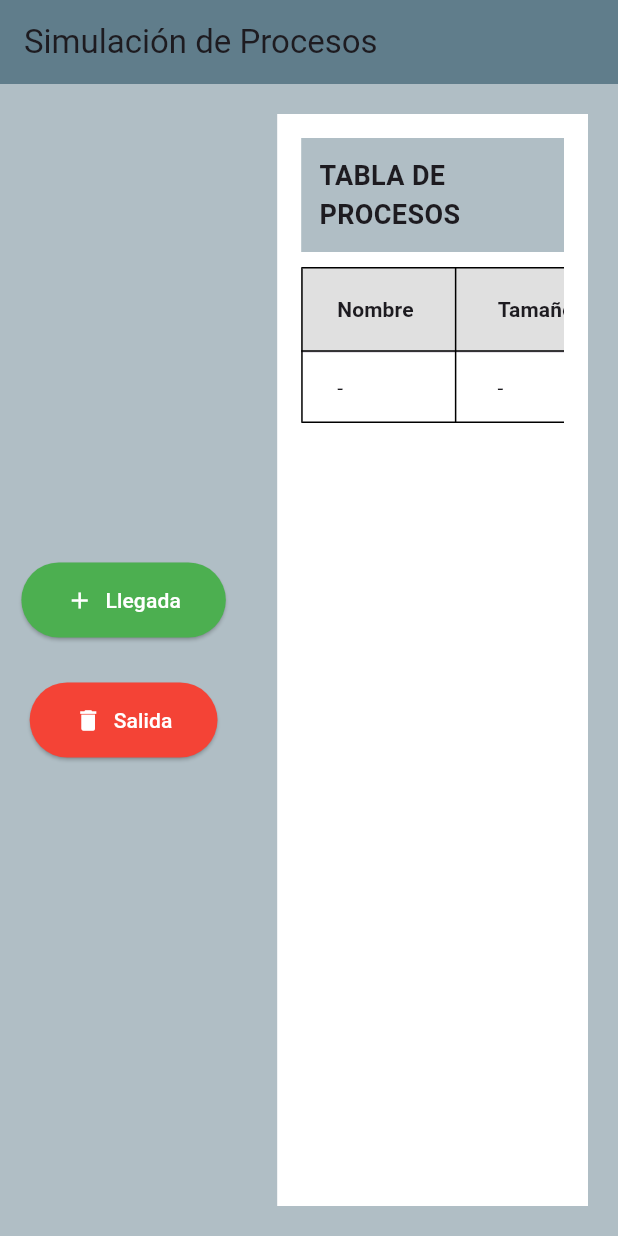
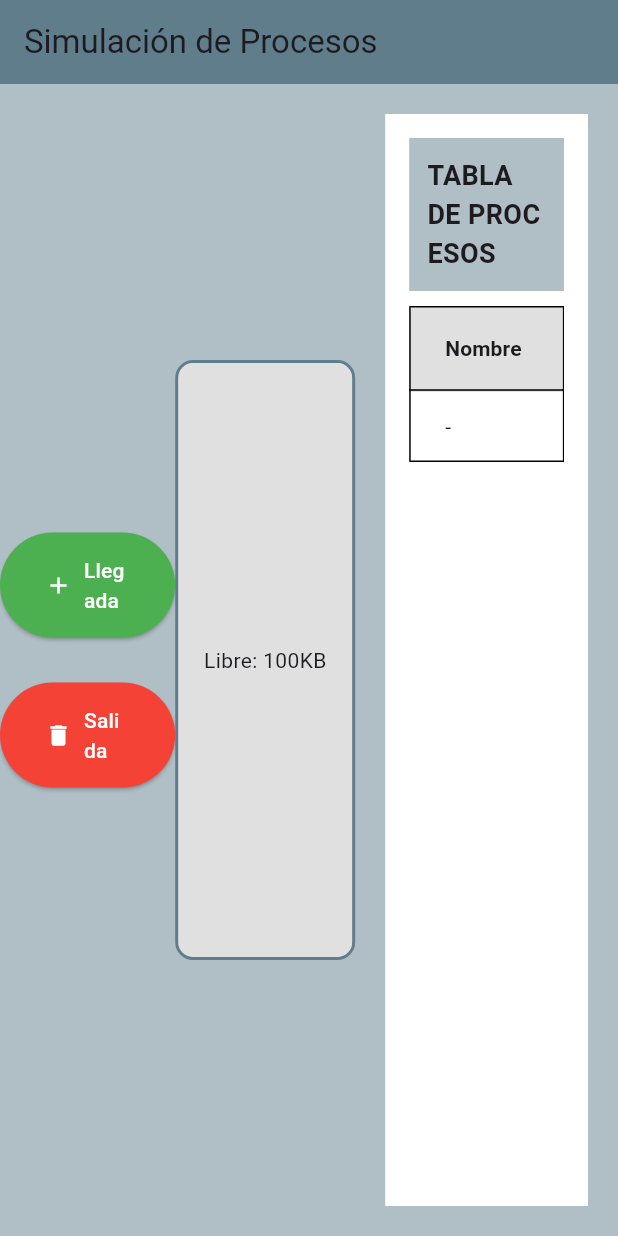
Before and after one commit to MonsePL20/simulacion_memoria, a Flutter app: the screen it shows after launch, on a phone screen of 412 x 824 dp. Run offline on Flutter 3.47's test engine with Material 3 defaults, Android fonts, the light colour scheme and no system bars.

Commit message:
Grafico de Memoria (PilaProcesos.dart,main.dart): codigo para la memoria, los cambios que hice en main estan entre gatos (###) solo son 3 cambios

```diff
--- /dev/null
+++ b/lib/PilaProcesos.dart
@@ -0,0 +1,69 @@
+import 'package:flutter/material.dart';
+
+class VisualMemoria extends StatelessWidget {
+  final List<Map<String, dynamic>> procesos;
+
+  const VisualMemoria({super.key, required this.procesos});
+
+  @override
+  Widget build(BuildContext context) {
+    // Paleta de colores para los procesos
+    List<Color> palette = [Colors.red, Colors.blue, Colors.green, Colors.orange, Colors.purple];
+    const int memoriaTotal = 100; // Tope de 100 KB
+
+    // Espacio que ocupan los procesos actuales
+    int memoriaOcupada = procesos.fold(0, (sum, p) {
+      return sum + (int.tryParse(p['tamano'].toString()) ?? 0);
+    });
+
+    // Espacio libre
+    int memoriaLibre = (memoriaTotal - memoriaOcupada).clamp(0, 100);
+
+    return Container(
+      height: 400, // Alto
+      width: 120,  // Ancho
+      decoration: BoxDecoration(
+        border: Border.all(color: Colors.blueGrey, width: 2),
+        borderRadius: BorderRadius.circular(12),
+      ),
+      child: ClipRRect(
+        borderRadius: BorderRadius.circular(10),
+        child: Column(
+          children: [
+            // Bloques de procesos
+            ...procesos.asMap().entries.map((entry) {
+              int idx = entry.key;
+              var proceso = entry.value;
+
+              // Tamaño
+              int flexValue = int.tryParse(proceso['tamano'].toString()) ?? 10;
+
+              return Expanded(
+                flex: flexValue,
+                child: Container(
+                  width: double.infinity,
+                  color: palette[idx % palette.length],
+                  child: Center(
+                    child: Text(
+                      proceso['nombre'] ?? "?",
+                    ),
+                  ),
+                ),
+              );
+            }).toList(),
+
+            // Memoria libre
+            if (memoriaLibre > 0)
+            Expanded(
+              flex: memoriaLibre, // Lo que sobra para llegar a 100
+              child: Container(
+                color: Colors.grey[300],
+                child: Center(child: Text("Libre: ${memoriaLibre}KB")),
+              ),
+            ),
+          ],
+        ),
+      ),
+    );
+  }
+}
--- a/lib/main.dart
+++ b/lib/main.dart
@@ -1,6 +1,9 @@
 import 'package:flutter/material.dart';
 import 'TablaProcesosApp.dart';
 import 'Botones.dart';
+//#######################################################
+import 'PilaProcesos.dart'; // 📌 Nuevo archivo
+//#######################################################
 
 void main() {
   runApp(const MainApp());
@@ -32,6 +35,19 @@ class _PantallaPrincipalState extends State<PantallaPrincipal> {
 
   // 📌 Método para agregar proceso
   void agregarProceso(String nombre, String tamano, String llegada) {
+//###############################################
+    int nuevoTamano = int.tryParse(tamano) ?? 0;
+
+    // Calcular ocupación actual
+    int ocupado = procesos.fold(0, (sum, p) => sum + (int.tryParse(p['tamano'].toString()) ?? 0));
+
+    if (ocupado + nuevoTamano > 100) {
+      ScaffoldMessenger.of(context).showSnackBar(
+        const SnackBar(content: Text("Memoria llena!!")),
+      );
+      return;
+    }
+//###############################################
     setState(() {
       procesos.add({
         "nombre": nombre,
@@ -79,7 +95,13 @@ class _PantallaPrincipalState extends State<PantallaPrincipal> {
               onEliminar: eliminarProceso,
             ),
           ),
-
+//#######################################################
+          // 🔹 CENTRO → MEMORIA
+          Padding(
+            padding: const EdgeInsets.symmetric(vertical: 20),
+            child: VisualMemoria(procesos: procesos),
+          ),
+//#######################################################
           // 🔹 DERECHA → TABLA
           Expanded(
             flex: 3,
```
